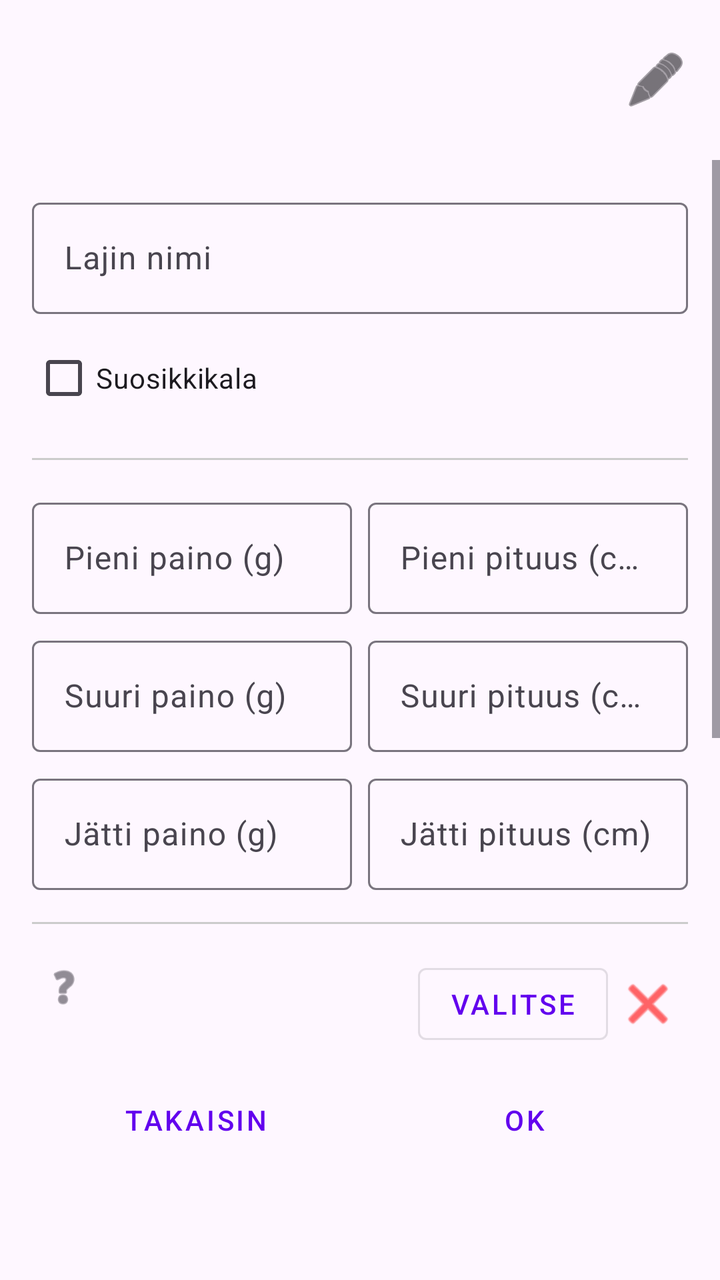
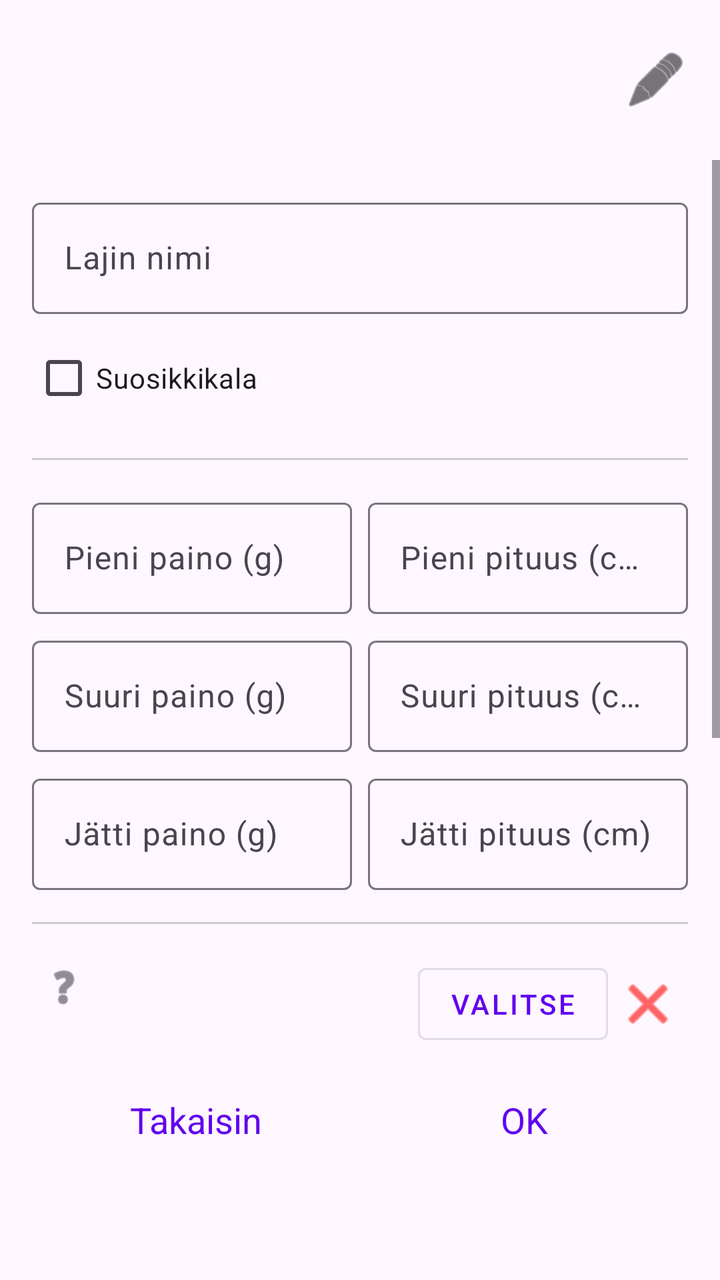

Before-and-after screenshots of an Android layout around one commit, followed by the original layout XML and the change that was made.
<!-- AndroidManifest.xml: application theme Theme.KalaKartta -->
<!-- res/layout/activity_edit_species_detail.xml -->
<?xml version="1.0" encoding="utf-8"?>
<LinearLayout xmlns:android="http://schemas.android.com/apk/res/android"
    android:layout_width="match_parent"
    android:layout_height="match_parent"
    android:orientation="vertical">

    <include layout="@layout/dialog_custom_title" />

    <ScrollView
        android:layout_width="match_parent"
        android:layout_height="0dp"
        android:layout_weight="1">

        <LinearLayout
            android:layout_width="match_parent"
            android:layout_height="wrap_content"
            android:orientation="vertical"
            android:padding="16dp">

            <com.google.android.material.textfield.TextInputLayout
                android:id="@+id/speciesNameLayout"
                android:layout_width="match_parent"
                android:layout_height="wrap_content"
                android:hint="@string/species_name">
                <com.google.android.material.textfield.TextInputEditText
                    android:id="@+id/speciesNameInput"
                    android:layout_width="match_parent"
                    android:layout_height="wrap_content"
                    android:inputType="textCapSentences" />
            </com.google.android.material.textfield.TextInputLayout>

            <CheckBox
                android:id="@+id/favouriteFishCheckBox"
                android:layout_width="match_parent"
                android:layout_height="wrap_content"
                android:layout_marginTop="8dp"
                android:text="@string/favourite_fish" />

            <View android:layout_width="match_parent" android:layout_height="1dp" android:background="#CCCCCC" android:layout_marginVertical="16dp" />

            <LinearLayout android:layout_width="match_parent" android:layout_height="wrap_content" android:orientation="horizontal">
                <com.google.android.material.textfield.TextInputLayout
                    android:layout_width="0dp" android:layout_height="wrap_content" android:layout_weight="1" android:hint="@string/small_weight" android:layout_marginEnd="4dp">
                    <com.google.android.material.textfield.TextInputEditText android:id="@+id/smallWeightInput" android:layout_width="match_parent" android:layout_height="wrap_content" android:inputType="number" />
                </com.google.android.material.textfield.TextInputLayout>
                <com.google.android.material.textfield.TextInputLayout
                    android:layout_width="0dp" android:layout_height="wrap_content" android:layout_weight="1" android:hint="@string/small_length" android:layout_marginStart="4dp">
                    <com.google.android.material.textfield.TextInputEditText android:id="@+id/smallLengthInput" android:layout_width="match_parent" android:layout_height="wrap_content" android:inputType="number" />
                </com.google.android.material.textfield.TextInputLayout>
            </LinearLayout>

            <LinearLayout android:layout_width="match_parent" android:layout_height="wrap_content" android:orientation="horizontal" android:layout_marginTop="8dp">
                <com.google.android.material.textfield.TextInputLayout
                    android:layout_width="0dp" android:layout_height="wrap_content" android:layout_weight="1" android:hint="@string/large_weight" android:layout_marginEnd="4dp">
                    <com.google.android.material.textfield.TextInputEditText android:id="@+id/largeWeightInput" android:layout_width="match_parent" android:layout_height="wrap_content" android:inputType="number" />
                </com.google.android.material.textfield.TextInputLayout>
                <com.google.android.material.textfield.TextInputLayout
                    android:layout_width="0dp" android:layout_height="wrap_content" android:layout_weight="1" android:hint="@string/large_length" android:layout_marginStart="4dp">
                    <com.google.android.material.textfield.TextInputEditText android:id="@+id/largeLengthInput" android:layout_width="match_parent" android:layout_height="wrap_content" android:inputType="number" />
                </com.google.android.material.textfield.TextInputLayout>
            </LinearLayout>

            <LinearLayout android:layout_width="match_parent" android:layout_height="wrap_content" android:orientation="horizontal" android:layout_marginTop="8dp">
                <com.google.android.material.textfield.TextInputLayout
                    android:layout_width="0dp" android:layout_height="wrap_content" android:layout_weight="1" android:hint="@string/giant_weight" android:layout_marginEnd="4dp">
                    <com.google.android.material.textfield.TextInputEditText android:id="@+id/giantWeightInput" android:layout_width="match_parent" android:layout_height="wrap_content" android:inputType="number" />
                </com.google.android.material.textfield.TextInputLayout>
                <com.google.android.material.textfield.TextInputLayout
                    android:layout_width="0dp" android:layout_height="wrap_content" android:layout_weight="1" android:hint="@string/giant_length" android:layout_marginStart="4dp">
                    <com.google.android.material.textfield.TextInputEditText android:id="@+id/giantLengthInput" android:layout_width="match_parent" android:layout_height="wrap_content" android:inputType="number" />
                </com.google.android.material.textfield.TextInputLayout>
            </LinearLayout>

            <View android:layout_width="match_parent" android:layout_height="1dp" android:background="#CCCCCC" android:layout_marginVertical="16dp" />

            <include layout="@layout/item_icon_edit" android:id="@+id/iconDefaultEdit" />
            <include layout="@layout/item_icon_edit" android:id="@+id/iconSmallEdit" />
            <include layout="@layout/item_icon_edit" android:id="@+id/iconLargeEdit" />
            <include layout="@layout/item_icon_edit" android:id="@+id/iconGiantEdit" />

        </LinearLayout>
    </ScrollView>

    <LinearLayout
        android:layout_width="match_parent"
        android:layout_height="wrap_content"
        android:orientation="horizontal"
        android:padding="16dp"
        android:layout_marginBottom="40dp">

        <com.google.android.material.button.MaterialButton
            android:id="@+id/backButton"
            style="@style/Widget.MaterialComponents.Button.TextButton"
            android:layout_width="0dp"
            android:layout_height="wrap_content"
            android:layout_weight="1"
            android:text="@string/back" />

        <com.google.android.material.button.MaterialButton
            android:id="@+id/deleteSpeciesButton"
            style="@style/Widget.MaterialComponents.Button.TextButton"
            android:layout_width="0dp"
            android:layout_height="wrap_content"
            android:layout_weight="1"
            android:text="@string/delete"
            android:textColor="#FF0000"
            android:visibility="gone" />

        <com.google.android.material.button.MaterialButton
            android:id="@+id/okButton"
            style="@style/Widget.MaterialComponents.Button.TextButton"
            android:layout_width="0dp"
            android:layout_height="wrap_content"
            android:layout_weight="1"
            android:text="OK" />
    </LinearLayout>

</LinearLayout>
<!-- res/layout/dialog_custom_title.xml (included above) -->
<?xml version="1.0" encoding="utf-8"?>
<LinearLayout xmlns:android="http://schemas.android.com/apk/res/android"
    xmlns:app="http://schemas.android.com/apk/res-auto"
    android:layout_width="match_parent"
    android:layout_height="wrap_content"
    android:orientation="horizontal"
    android:gravity="center_vertical"
    android:paddingStart="24dp"
    android:paddingTop="16dp"
    android:paddingEnd="8dp"
    android:paddingBottom="16dp">

    <TextView
        android:id="@+id/dialogTitle"
        android:layout_width="wrap_content"
        android:layout_height="wrap_content"
        android:ellipsize="end"
        android:singleLine="true"
        android:textAppearance="@style/TextAppearance.AppCompat.Title" />

    <ImageView
        android:id="@+id/titleIcon"
        android:layout_width="32dp"
        android:layout_height="32dp"
        android:layout_marginStart="8dp"
        android:scaleType="centerInside"
        android:visibility="gone" />

    <View
        android:layout_width="0dp"
        android:layout_height="0dp"
        android:layout_weight="1" />
    
    <ImageButton
        android:id="@+id/editMenuButton"
        android:layout_width="48dp"
        android:layout_height="48dp"
        android:background="?attr/selectableItemBackgroundBorderless"
        android:contentDescription="@string/edit"
        android:src="@android:drawable/ic_menu_edit"
        app:tint="?android:attr/textColorPrimary" />

</LinearLayout>
<!-- res/layout/item_icon_edit.xml (included above) -->
<?xml version="1.0" encoding="utf-8"?>
<LinearLayout xmlns:android="http://schemas.android.com/apk/res/android"
    xmlns:app="http://schemas.android.com/apk/res-auto"
    android:layout_width="match_parent"
    android:layout_height="wrap_content"
    android:orientation="horizontal"
    android:gravity="center_vertical"
    android:layout_marginBottom="16dp">

    <LinearLayout
        android:layout_width="0dp"
        android:layout_height="wrap_content"
        android:layout_weight="1"
        android:orientation="vertical">

        <LinearLayout
            android:layout_width="wrap_content"
            android:layout_height="wrap_content"
            android:orientation="horizontal"
            android:gravity="center_vertical">

            <TextView
                android:id="@+id/iconLabel"
                android:layout_width="wrap_content"
                android:layout_height="wrap_content"
                android:textAppearance="@style/TextAppearance.AppCompat.Small" />

            <ImageView
                android:id="@+id/helpIcon"
                android:layout_width="24dp"
                android:layout_height="24dp"
                android:layout_marginStart="4dp"
                android:src="@android:drawable/ic_menu_help"
                app:tint="?android:attr/textColorSecondary" />
        </LinearLayout>

        <TextView
            android:id="@+id/iconPath"
            android:layout_width="match_parent"
            android:layout_height="wrap_content"
            android:textSize="12sp"
            android:textColor="?android:attr/textColorSecondary"
            android:ellipsize="middle"
            android:singleLine="true" />

    </LinearLayout>

    <ImageView
        android:id="@+id/iconPreview"
        android:layout_width="40dp"
        android:layout_height="40dp"
        android:layout_marginHorizontal="8dp"
        android:scaleType="centerInside" />

    <com.google.android.material.button.MaterialButton
        android:id="@+id/selectIconButton"
        style="@style/Widget.MaterialComponents.Button.OutlinedButton"
        android:layout_width="wrap_content"
        android:layout_height="wrap_content"
        android:text="Valitse" />

    <ImageButton
        android:id="@+id/deleteIconButton"
        android:layout_width="40dp"
        android:layout_height="40dp"
        android:background="?attr/selectableItemBackgroundBorderless"
        android:src="@android:drawable/ic_menu_close_clear_cancel"
        app:tint="#FF0000" />

</LinearLayout>
<!-- resources referenced by this layout -->
<resources>
  <string name="back">Takaisin</string>
  <string name="delete">Poista</string>
  <string name="edit">Muokkaa</string>
  <string name="favourite_fish">Suosikkikala</string>
  <string name="giant_length">Jätti pituus (cm)</string>
  <string name="giant_weight">Jätti paino (g)</string>
  <string name="large_length">Suuri pituus (cm)</string>
  <string name="large_weight">Suuri paino (g)</string>
  <string name="small_length">Pieni pituus (cm)</string>
  <string name="small_weight">Pieni paino (g)</string>
  <string name="species_name">Lajin nimi</string>
  <style name="Theme.KalaKartta" parent="Base.Theme.KalaKartta" />
  <style name="Base.Theme.KalaKartta" parent="Theme.Material3.DayNight.NoActionBar">
          
          <item name="colorPrimary">#6200EE</item>
          <item name="colorOnPrimary">#FFFFFF</item>
          <item name="editTextStyle">@style/Widget.AppCompat.EditText</item>
          <item name="android:spinnerStyle">@style/Widget.AppCompat.Spinner</item>
      </style>
</resources>

<!-- the commit's change to res/layout/activity_edit_species_detail.xml (unified diff, before → after) -->
@@ -91,6 +91,7 @@
         <com.google.android.material.button.MaterialButton
             android:id="@+id/backButton"
             style="@style/Widget.MaterialComponents.Button.TextButton"
+            android:textAppearance="@style/TextAppearance.KalaKartta.ActionLink"
             android:layout_width="0dp"
             android:layout_height="wrap_content"
             android:layout_weight="1"
@@ -99,16 +100,17 @@
         <com.google.android.material.button.MaterialButton
             android:id="@+id/deleteSpeciesButton"
             style="@style/Widget.MaterialComponents.Button.TextButton"
+            android:textAppearance="@style/TextAppearance.KalaKartta.ActionLink"
             android:layout_width="0dp"
             android:layout_height="wrap_content"
             android:layout_weight="1"
             android:text="@string/delete"
-            android:textColor="#FF0000"
             android:visibility="gone" />
 
         <com.google.android.material.button.MaterialButton
             android:id="@+id/okButton"
             style="@style/Widget.MaterialComponents.Button.TextButton"
+            android:textAppearance="@style/TextAppearance.KalaKartta.ActionLink"
             android:layout_width="0dp"
             android:layout_height="wrap_content"
             android:layout_weight="1"
<!-- resource entries referenced after the edit -->
@@ -11,7 +11,14 @@
   <string name="small_length">Pieni pituus (cm)</string>
   <string name="small_weight">Pieni paino (g)</string>
   <string name="species_name">Lajin nimi</string>
+  <style name="TextAppearance.KalaKartta.ActionLink" parent="">
+          <item name="android:fontFamily">sans-serif</item>
+          <item name="android:textSize">18sp</item>
+          <item name="android:textColor">@color/link_color</item>
+          <item name="android:textStyle">normal</item>
+      </style>
   <style name="Theme.KalaKartta" parent="Base.Theme.KalaKartta" />
+  <color name="link_color">#6200EE</color>
   <style name="Base.Theme.KalaKartta" parent="Theme.Material3.DayNight.NoActionBar">
           
           <item name="colorPrimary">#6200EE</item>
